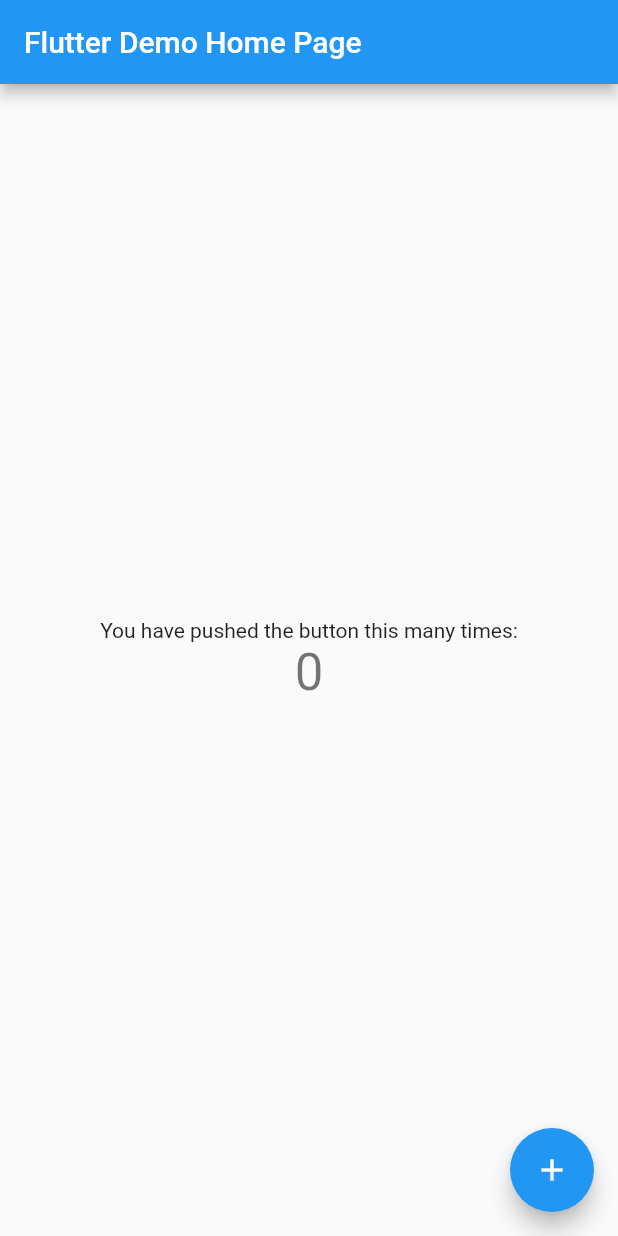
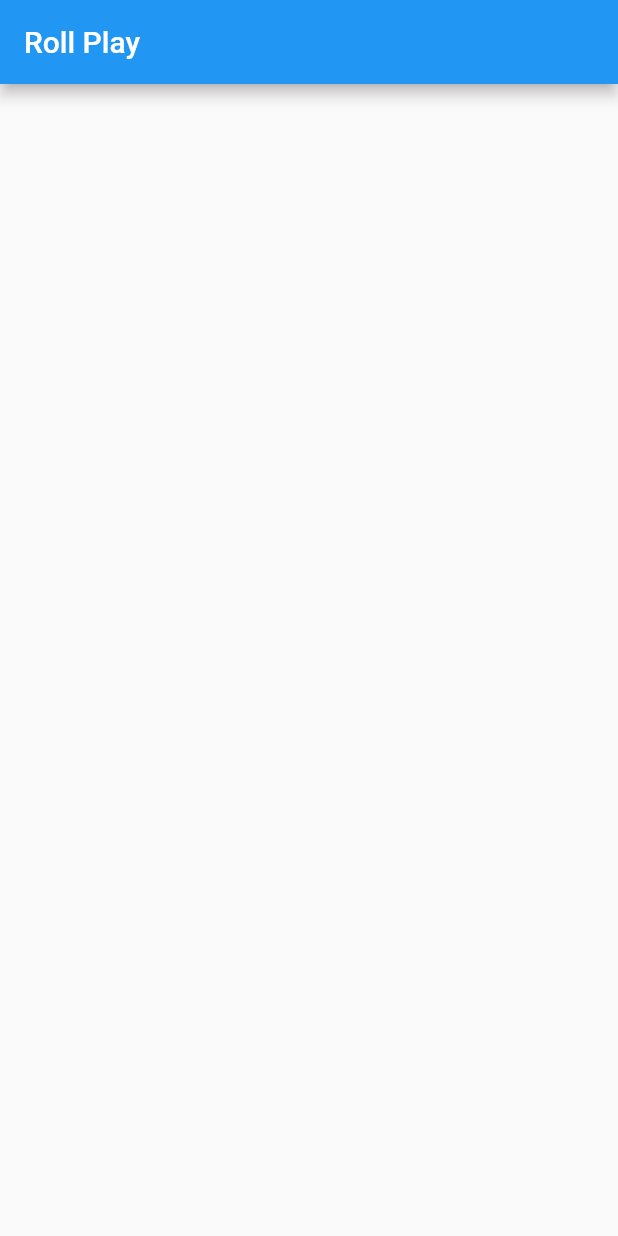
Before and after one commit to TheLastGimbus/rollplay, a Flutter app: the screen it shows after launch, on a phone screen of 412 x 824 dp. Run offline on Flutter 3.47's test engine with Material 2 defaults, Android fonts, the phone set to English and light mode, and no system bars.

Commit message:
Clean up this bloat

```diff
--- a/lib/main.dart
+++ b/lib/main.dart
@@ -8,57 +8,27 @@
   @override
   Widget build(BuildContext context) {
     return MaterialApp(
-      title: 'Flutter Demo',
-      theme: ThemeData(
-        primarySwatch: Colors.blue,
-      ),
-      home: MyHomePage(title: 'Flutter Demo Home Page'),
+      title: 'Roll Play',
+      theme: ThemeData(primarySwatch: Colors.blue),
+      home: MyHomePage(),
     );
   }
 }
 
 class MyHomePage extends StatefulWidget {
-  MyHomePage({Key key, this.title}) : super(key: key);
-  final String title;
+  MyHomePage({Key key}) : super(key: key);
 
   @override
   _MyHomePageState createState() => _MyHomePageState();
 }
 
 class _MyHomePageState extends State<MyHomePage> {
-  int _counter = 0;
-
-  void _incrementCounter() {
-    setState(() {
-      _counter++;
-    });
-  }
 
   @override
   Widget build(BuildContext context) {
     return Scaffold(
-      appBar: AppBar(
-        title: Text(widget.title),
-      ),
-      body: Center(
-        child: Column(
-          mainAxisAlignment: MainAxisAlignment.center,
-          children: <Widget>[
-            Text(
-              'You have pushed the button this many times:',
-            ),
-            Text(
-              '$_counter',
-              style: Theme.of(context).textTheme.headline4,
-            ),
-          ],
-        ),
-      ),
-      floatingActionButton: FloatingActionButton(
-        onPressed: _incrementCounter,
-        tooltip: 'Increment',
-        child: Icon(Icons.add),
-      ),
+      appBar: AppBar(title: Text("Roll Play")),
+      body: Center(),
     );
   }
 }
```
Also changed, not shown: pubspec.lock.
